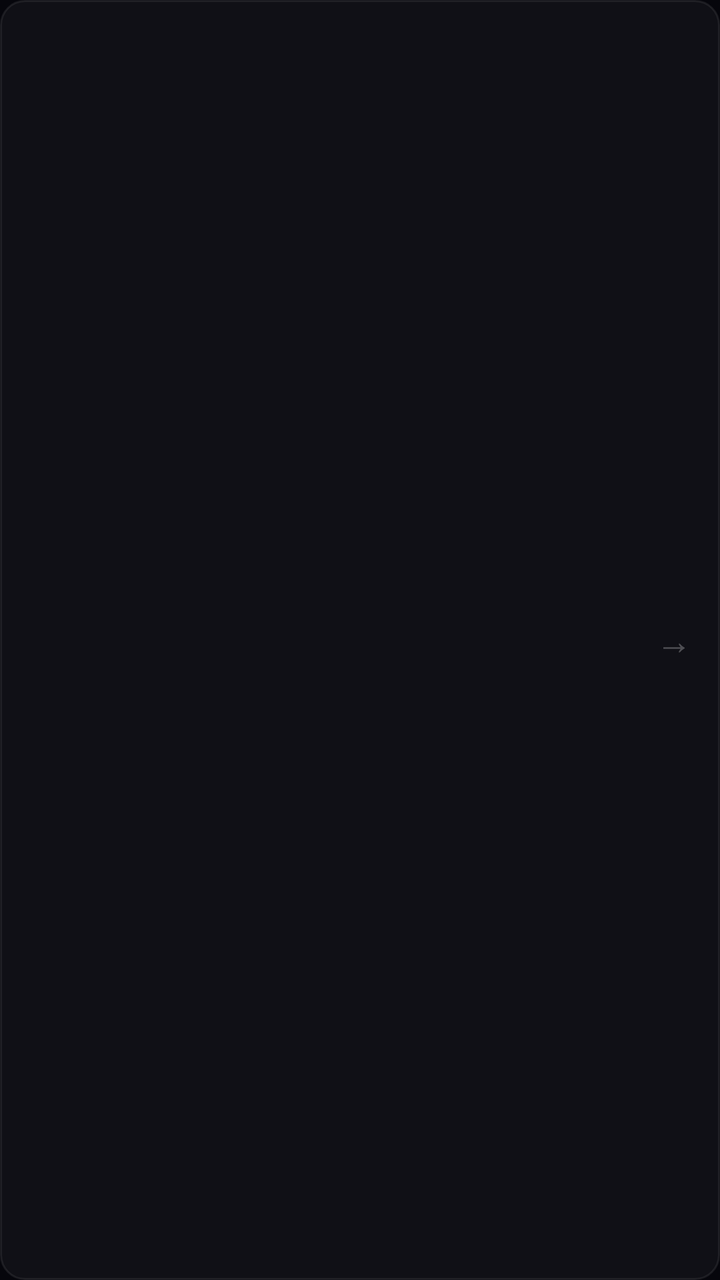
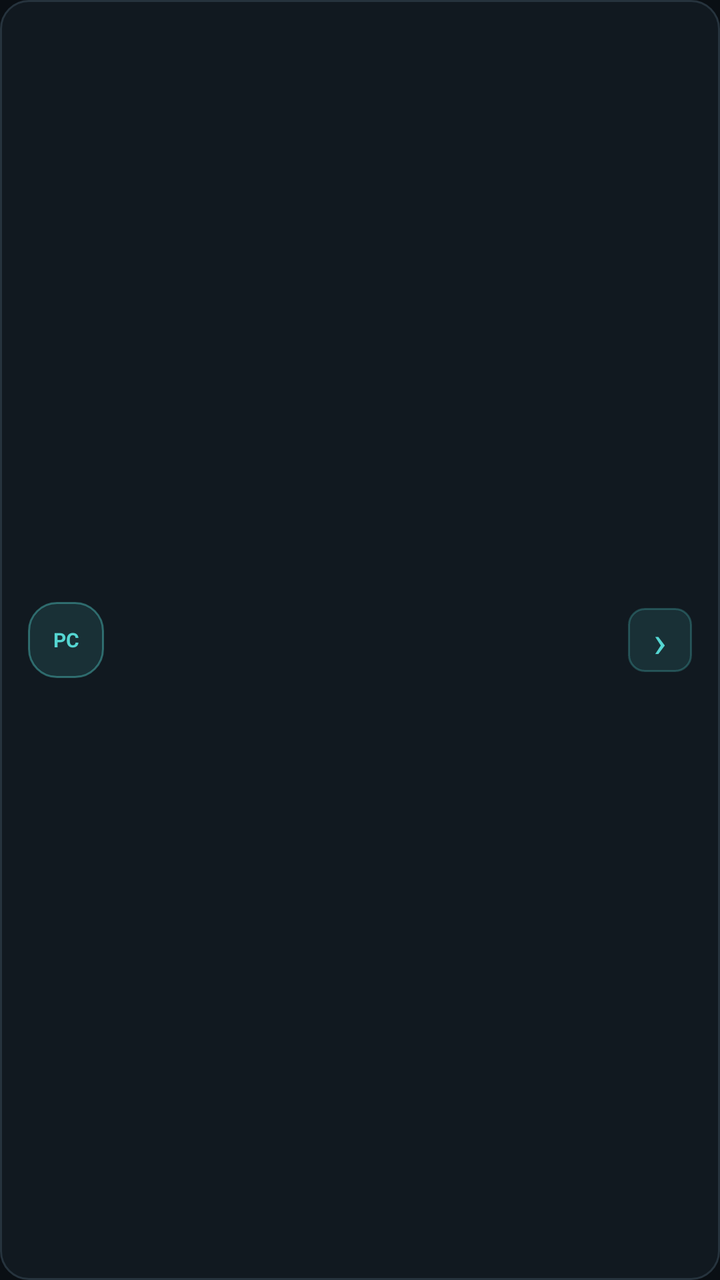

Screens rendered from an Android XML layout before and after an edit, with the pre-edit source and the edit as a unified diff.
<!-- AndroidManifest.xml: application theme Theme.PhantomPad -->
<!-- res/layout/item_recent_server.xml -->
<?xml version="1.0" encoding="utf-8"?>
<LinearLayout xmlns:android="http://schemas.android.com/apk/res/android"
    android:layout_width="match_parent"
    android:layout_height="wrap_content"
    android:orientation="horizontal"
    android:gravity="center_vertical"
    android:background="@drawable/recent_item_background"
    android:padding="14dp"
    android:layout_marginBottom="8dp"
    android:clickable="true"
    android:focusable="true"
    android:foreground="?android:attr/selectableItemBackground">

    <LinearLayout
        android:layout_width="0dp"
        android:layout_height="wrap_content"
        android:layout_weight="1"
        android:orientation="vertical">

        <TextView
            android:id="@+id/recent_ip"
            android:layout_width="wrap_content"
            android:layout_height="wrap_content"
            android:textSize="14sp"
            android:textColor="#FFE8E8F0"
            android:textStyle="bold"
            android:fontFamily="monospace" />

        <TextView
            android:id="@+id/recent_time"
            android:layout_width="wrap_content"
            android:layout_height="wrap_content"
            android:textSize="11sp"
            android:textColor="#44FFFFFF"
            android:layout_marginTop="2dp" />

    </LinearLayout>

    <TextView
        android:layout_width="wrap_content"
        android:layout_height="wrap_content"
        android:text="→"
        android:textSize="18sp"
        android:textColor="#44FFFFFF" />

</LinearLayout>
<!-- resources referenced by this layout -->
<resources>
  <!-- drawable recent_item_background (drawable) -->
  <?xml version="1.0" encoding="utf-8"?>
  <shape xmlns:android="http://schemas.android.com/apk/res/android"
      android:shape="rectangle">
      <solid android:color="#0AFFFFFF" />
      <stroke android:width="1dp" android:color="#14FFFFFF" />
      <corners android:radius="12dp" />
  </shape>
  <style name="Theme.PhantomPad" parent="Theme.MaterialComponents.DayNight.NoActionBar">
          <item name="colorPrimary">@color/primary</item>
          <item name="colorPrimaryDark">@color/primary_dark</item>
          <item name="colorAccent">@color/primary</item>
          <item name="colorSecondary">@color/secondary</item>
          <item name="android:windowBackground">@color/background</item>
          <item name="android:statusBarColor">@color/background</item>
          <item name="android:navigationBarColor">@color/background</item>
          <item name="android:textColor">@color/text</item>
          <item name="android:windowNoTitle">true</item>
          <item name="android:windowActionBar">false</item>
      </style>
  <color name="primary">#FF00E5FF</color>
  <color name="primary_dark">#FF00B8D4</color>
  <color name="secondary">#FF7C4DFF</color>
  <color name="background">#FF06060C</color>
  <color name="text">#FFE8E8F0</color>
</resources>

<!-- the commit's change to res/layout/item_recent_server.xml (unified diff, before → after) -->
@@ -6,14 +6,25 @@
     android:gravity="center_vertical"
     android:background="@drawable/recent_item_background"
     android:padding="14dp"
-    android:layout_marginBottom="8dp"
+    android:layout_marginBottom="9dp"
     android:clickable="true"
     android:focusable="true"
     android:foreground="?android:attr/selectableItemBackground">
 
+    <TextView
+        android:layout_width="38dp"
+        android:layout_height="38dp"
+        android:background="@drawable/brand_mark_background"
+        android:gravity="center"
+        android:text="PC"
+        android:textColor="@color/primary"
+        android:textSize="10sp"
+        android:textStyle="bold" />
+
     <LinearLayout
         android:layout_width="0dp"
         android:layout_height="wrap_content"
+        android:layout_marginStart="12dp"
         android:layout_weight="1"
         android:orientation="vertical">
 
@@ -22,7 +33,7 @@
             android:layout_width="wrap_content"
             android:layout_height="wrap_content"
             android:textSize="14sp"
-            android:textColor="#FFE8E8F0"
+            android:textColor="@color/text"
             android:textStyle="bold"
             android:fontFamily="monospace" />
 
@@ -31,16 +42,17 @@
             android:layout_width="wrap_content"
             android:layout_height="wrap_content"
             android:textSize="11sp"
-            android:textColor="#44FFFFFF"
-            android:layout_marginTop="2dp" />
-
+            android:textColor="@color/text_dim"
+            android:layout_marginTop="3dp" />
     </LinearLayout>
 
     <TextView
-        android:layout_width="wrap_content"
-        android:layout_height="wrap_content"
-        android:text="→"
-        android:textSize="18sp"
-        android:textColor="#44FFFFFF" />
+        android:layout_width="32dp"
+        android:layout_height="32dp"
+        android:background="@drawable/status_badge_background"
+        android:gravity="center"
+        android:text="›"
+        android:textColor="@color/primary"
+        android:textSize="22sp" />
 
 </LinearLayout>
<!-- resource entries referenced after the edit -->
@@ -4,9 +4,16 @@
   <?xml version="1.0" encoding="utf-8"?>
   <shape xmlns:android="http://schemas.android.com/apk/res/android"
       android:shape="rectangle">
-      <solid android:color="#0AFFFFFF" />
-      <stroke android:width="1dp" android:color="#14FFFFFF" />
-      <corners android:radius="12dp" />
+      <solid android:color="#FF111920" />
+      <stroke android:width="1dp" android:color="#FF26333D" />
+      <corners android:radius="14dp" />
+  </shape>
+  <!-- drawable status_badge_background (drawable) -->
+  <?xml version="1.0" encoding="utf-8"?>
+  <shape xmlns:android="http://schemas.android.com/apk/res/android" android:shape="rectangle">
+      <solid android:color="#1F55D6D2" />
+      <stroke android:width="1dp" android:color="#4055D6D2" />
+      <corners android:radius="8dp" />
   </shape>
   <style name="Theme.PhantomPad" parent="Theme.MaterialComponents.DayNight.NoActionBar">
           <item name="colorPrimary">@color/primary</item>
@@ -20,10 +27,18 @@
           <item name="android:windowNoTitle">true</item>
           <item name="android:windowActionBar">false</item>
       </style>
-  <color name="primary">#FF00E5FF</color>
-  <color name="primary_dark">#FF00B8D4</color>
-  <color name="secondary">#FF7C4DFF</color>
-  <color name="background">#FF06060C</color>
-  <color name="text">#FFE8E8F0</color>
+  <color name="primary">#FF55D6D2</color>
+  <color name="primary_dark">#FF319A9A</color>
+  <color name="secondary">#FF8498AA</color>
+  <color name="background">#FF0A0F14</color>
+  <color name="text">#FFEDF3F6</color>
+  <color name="text_dim">#FF91A0AA</color>
+  <!-- drawable brand_mark_background (drawable) -->
+  <?xml version="1.0" encoding="utf-8"?>
+  <shape xmlns:android="http://schemas.android.com/apk/res/android" android:shape="rectangle">
+      <solid android:color="#1F55D6D2" />
+      <stroke android:width="1dp" android:color="#6655D6D2" />
+      <corners android:radius="14dp" />
+  </shape>
 </resources>
 
